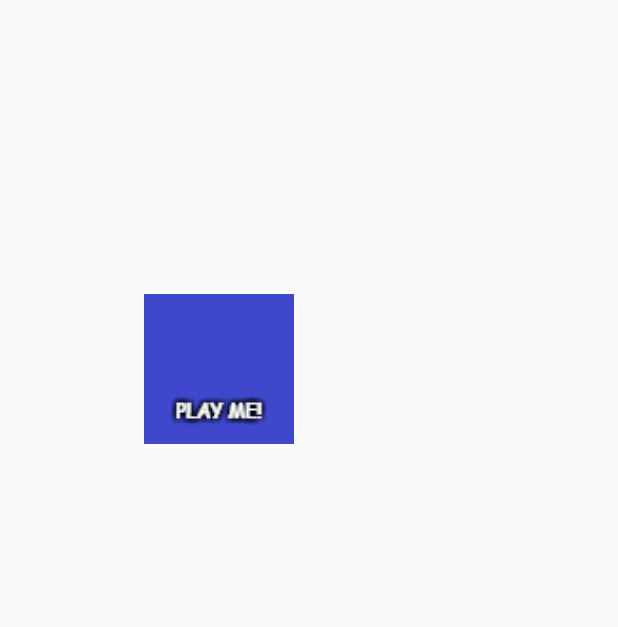
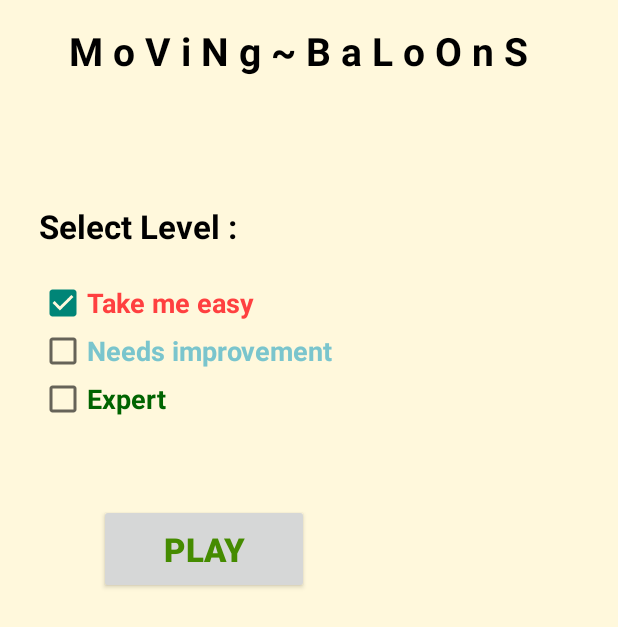
Before and after one commit to nyoany/games, an Android app: the layout activity_moving_square_start.xml on its own in the app's theme, with its tools: preview values and no code run, on a phone screen of 412 x 824 dp. Shown: the top 627 px of the screen. Run offline under Robolectric (Android 15) with nearby library versions, the phone set to English and light mode, and no system bars.

Commit message:
update score and start page

```diff
--- a/MovingSquares/app/src/main/res/layout/activity_moving_square_start.xml
+++ b/MovingSquares/app/src/main/res/layout/activity_moving_square_start.xml
@@ -6,20 +6,89 @@
     android:paddingTop="@dimen/activity_vertical_margin"
     android:paddingBottom="@dimen/activity_vertical_margin"
     tools:context=".MovingSquareStartActivity"
-    android:screenOrientation="landscape"
+    android:screenOrientation="portrait"
     android:id="@+id/movingSquaresStartAct"
-    >
+    android:background="#fff8dc">
 
+   <LinearLayout
+       android:layout_width="match_parent"
+       android:layout_height="match_parent"
+       android:orientation="vertical">
+
+    <LinearLayout
+        android:layout_width="350dp"
+        android:layout_height="80dp"
+        android:orientation="vertical">
+
+    <TextView
+        android:layout_width="fill_parent"
+        android:layout_height="fill_parent"
+        android:text="@string/welcome"
+        android:layout_marginLeft="30dp"
+        android:textStyle="bold"
+        android:textColor="#000"
+        android:textSize="26dp"/>
+    </LinearLayout>
+
+    <LinearLayout
+    android:layout_width="fill_parent"
+    android:layout_height="200dp"
+    android:layout_marginTop="40dp"
+    android:layout_marginLeft="10dp"
+        android:orientation="vertical">
+
+    <TextView
+            android:layout_width="150dp"
+            android:layout_height="30dp"
+            android:text="@string/levelSelection"
+            android:textStyle="bold"
+            android:textColor="#000"
+            android:textSize="22dp"
+            android:layout_marginBottom="20dp"
+        />
+    <CheckBox
+        android:id="@+id/easyCheck"
+        android:layout_width="wrap_content"
+        android:layout_height="wrap_content"
+        android:text="@string/easy"
+        android:checked="true"
+        android:textStyle="bold"
+        android:textColor="#ff4040"
+        android:textSize="18dp"/>
+
+    <CheckBox
+        android:id="@+id/mediumCheck"
+        android:layout_width="wrap_content"
+        android:layout_height="wrap_content"
+        android:text="@string/medium"
+        android:textStyle="bold"
+        android:textColor="#7ac5cd"
+        android:textSize="18dp"
+        />
+
+    <CheckBox
+        android:id="@+id/expertCheck"
+        android:layout_width="wrap_content"
+        android:layout_height="wrap_content"
+        android:text="@string/expert"
+        android:textStyle="bold"
+        android:textColor="#006400"
+        android:textSize="18dp"/>
+</LinearLayout>
 <LinearLayout
-    android:layout_width="100dp"
-    android:layout_height="100dp"
-    android:layout_marginTop="180dp"
-    android:layout_marginLeft="80dp">
+    android:layout_width="190dp"
+    android:layout_height="60dp"
+    android:orientation="vertical">
+    <Button
+        android:id="@+id/playButton"
+        android:layout_width="fill_parent"
+        android:layout_height="fill_parent"
+        android:layout_marginLeft="50dp"
+        android:text="PLAY"
+        android:textStyle="bold"
+        android:textColor="#458b00"
+        android:textSize="22dp" />
+</LinearLayout>
+</LinearLayout>
 
-    <ImageView
-        android:layout_width="match_parent"
-        android:layout_height="match_parent"
-        android:background="@drawable/play_me"/>
-    />
-</LinearLayout>
 </RelativeLayout>
--- a/MovingSquares/app/src/main/res/values/strings.xml
+++ b/MovingSquares/app/src/main/res/values/strings.xml
@@ -1,9 +1,13 @@
 <resources>
-    <string name="app_name">Moving Squares</string>
+    <string name="app_name">M o V i N g ~ B a L o O n S</string>
 
-    <string name="squareTitle">Moving Squares</string>
-    <string name="title_activity_main">MainActivity</string>
+    <string name="squareTitle">M o V i N g ~ B a L o O n S</string>
+    <string name="action_settings">Settings</string>
+    <string name="welcome">M o V i N g ~ B a L o O n S </string>
+    <string name="levelSelection">Select Level : </string>
+    <string name="easy">Take me easy</string>
+    <string name="medium">Needs improvement</string>
+    <string name="expert">Expert</string>
+    <string name="score">Score :</string>
 
-    <string name="hello_world">Hello world!</string>
-    <string name="action_settings">Settings</string>
 </resources>
```
Also changed, not shown: MovingSquares/app/src/main/AndroidManifest.xml (+4 -4 lines), MovingSquares/app/src/main/java/l00lgamescommunity/movingsquares/MainActivity.java (+25 -2 lines), MovingSquares/app/src/main/java/l00lgamescommunity/movingsquares/MovingSquareStartActivity.java (+24 -0 lines), MovingSquares/app/src/main/res/layout/activity_main.xml (+24 -12 lines), MovingSquares/app/src/main/res/drawable/logo.png (added).
